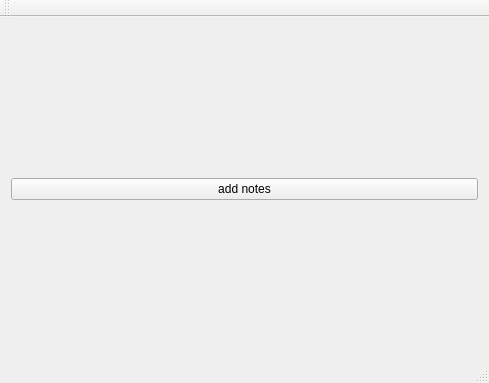
mehreen019/notebox-dashboard-pws-part-, file dashboard.ui: the form before one commit.
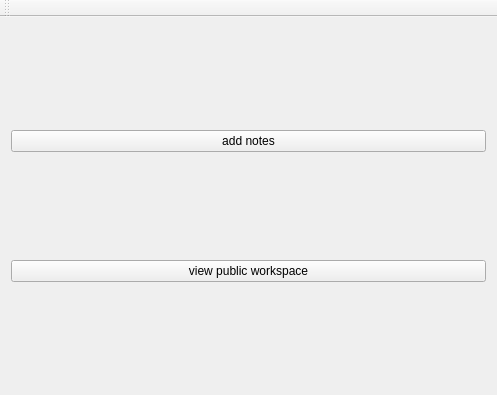
The form after the commit.

The edit to the form file:
```diff
--- a/dashboard.ui
+++ b/dashboard.ui
@@ -6,25 +6,35 @@
    <rect>
     <x>0</x>
     <y>0</y>
-    <width>489</width>
-    <height>383</height>
+    <width>497</width>
+    <height>395</height>
    </rect>
   </property>
   <property name="windowTitle">
    <string>dashboard</string>
   </property>
   <widget class="QWidget" name="centralWidget">
-   <layout class="QHBoxLayout" name="horizontalLayout">
-    <item>
-     <layout class="QGridLayout" name="gridLayout_2">
+   <layout class="QGridLayout" name="gridLayout">
       <item row="0" column="0">
+     <layout class="QGridLayout" name="gridLayout_2">
+      <property name="sizeConstraint">
+       <enum>QLayout::SetNoConstraint</enum>
+      </property>
+     </layout>
+    </item>
+    <item row="1" column="0">
        <widget class="QPushButton" name="noteAdd">
         <property name="text">
          <string>add notes</string>
         </property>
        </widget>
       </item>
-     </layout>
+    <item row="2" column="0">
+     <widget class="QPushButton" name="ws_button">
+      <property name="text">
+       <string>view public workspace</string>
+      </property>
+     </widget>
     </item>
    </layout>
   </widget>
@@ -36,7 +46,6 @@
     <bool>false</bool>
    </attribute>
   </widget>
-  <widget class="QStatusBar" name="statusBar"/>
  </widget>
  <layoutdefault spacing="6" margin="11"/>
  <resources/>
```
Lines whose indentation alone changed are shown as unchanged.
